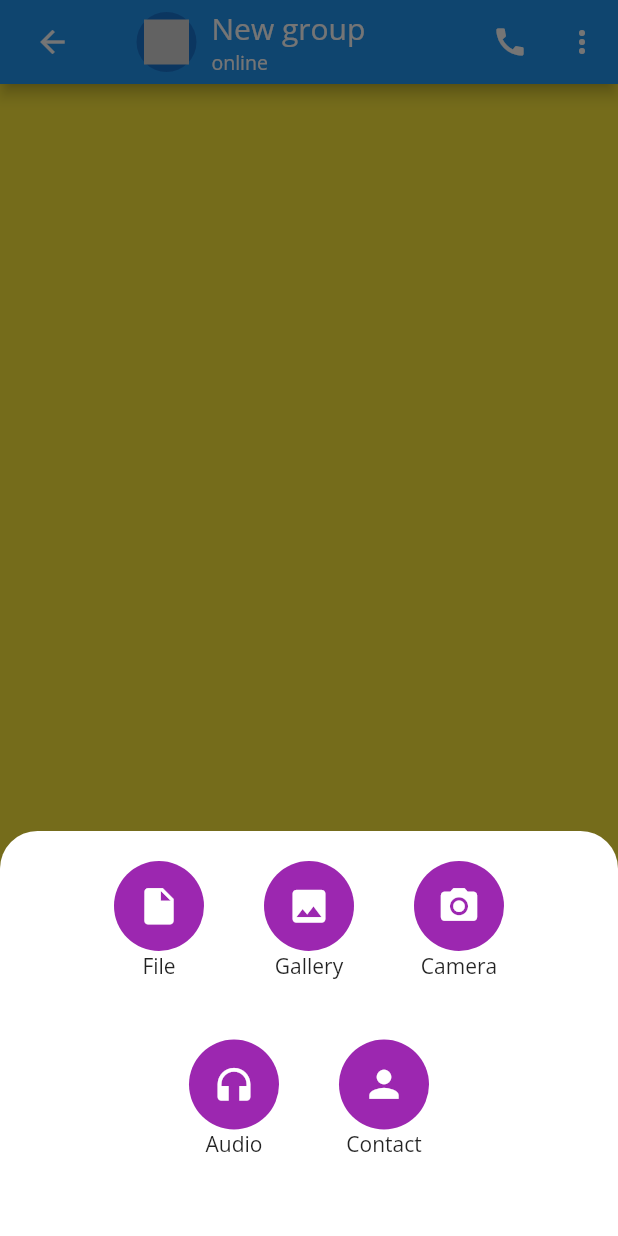
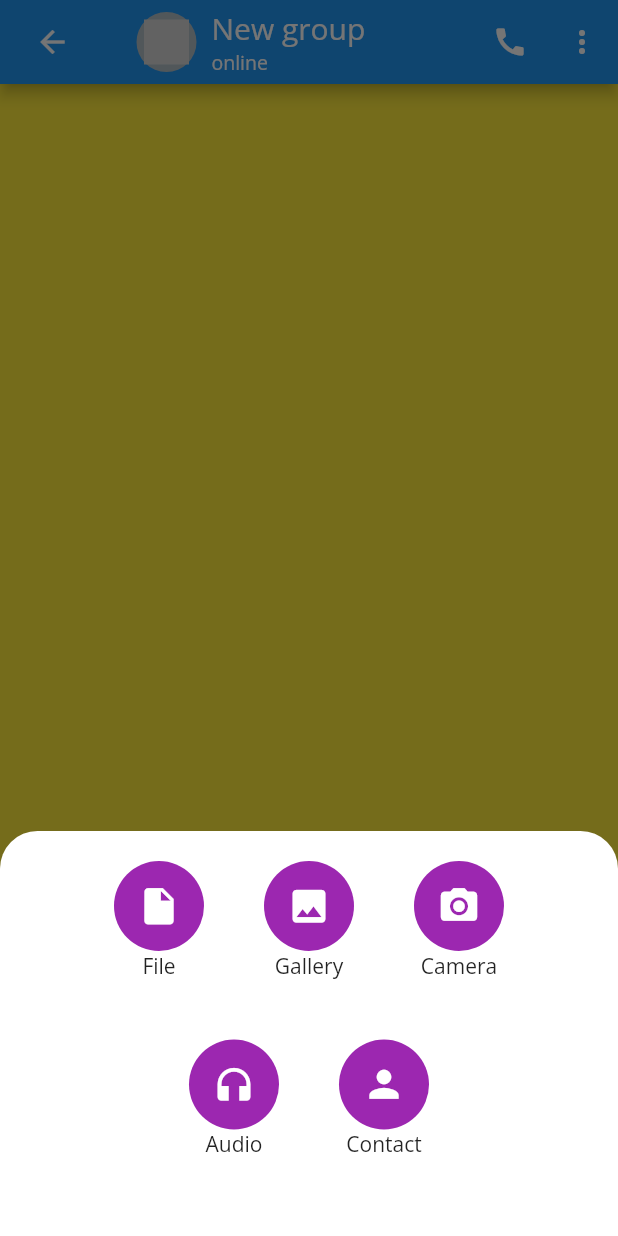
Before and after one commit to EhMaNa/chat_application, a Flutter app: the ChatPage screen opened directly with sample values from the repository, item 2 of the bottom bar chosen, on a phone screen of 412 x 824 dp. Run offline on Flutter 3.47's test engine with Material 2 defaults, Android fonts, the phone set to English and light mode, and no system bars; our stand-ins replace flutter_svg.

Commit message:
color change

```diff
--- a/lib/screens/chatPage.dart
+++ b/lib/screens/chatPage.dart
@@ -131,6 +131,7 @@ class _ChatPageState extends State<ChatPage> {
                 ),
                 CircleAvatar(
                     radius: 20,
+                    backgroundColor: Colors.blueGrey[200] ,
                     child: SvgPicture.asset(
                       widget.chatModel.inGroup
                           ? 'svg/person_black_36dp.svg'
```
